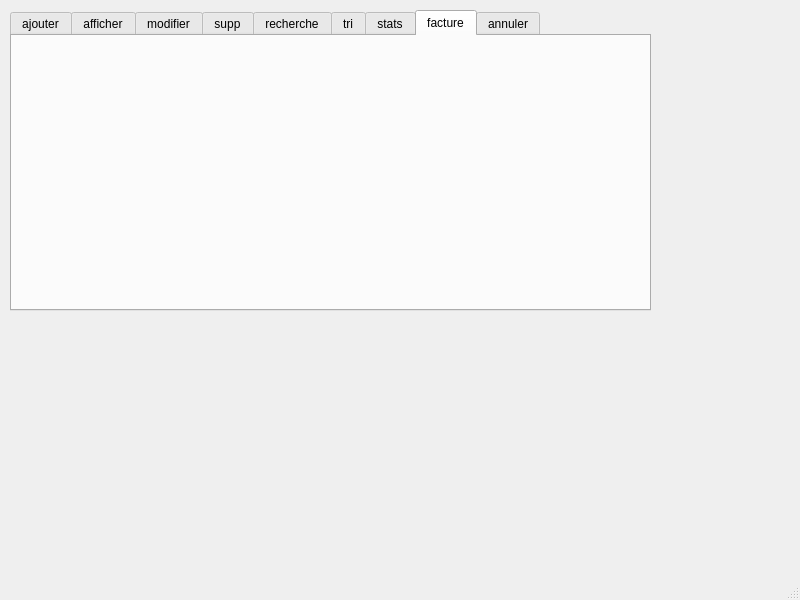
Old version of the form mainwindow.ui in the repository amirakhalfy/smart_tech_store_2A5.
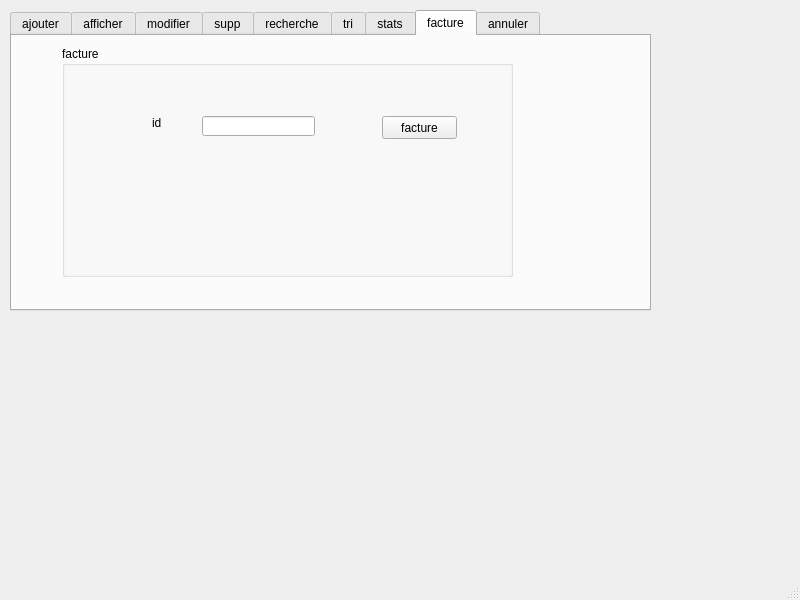
New version of the form. The open tabs and pages were chosen to show the change.

Diff of the .ui file:
```diff
--- a/mainwindow.ui
+++ b/mainwindow.ui
@@ -656,6 +656,55 @@
      <attribute name="title">
       <string>facture</string>
      </attribute>
+     <widget class="QGroupBox" name="groupBox_6">
+      <property name="geometry">
+       <rect>
+        <x>50</x>
+        <y>10</y>
+        <width>451</width>
+        <height>231</height>
+       </rect>
+      </property>
+      <property name="title">
+       <string>facture</string>
+      </property>
+      <widget class="QPushButton" name="pushButton_7">
+       <property name="geometry">
+        <rect>
+         <x>320</x>
+         <y>70</y>
+         <width>75</width>
+         <height>23</height>
+        </rect>
+       </property>
+       <property name="text">
+        <string>facture</string>
+       </property>
+      </widget>
+      <widget class="QLineEdit" name="id_fact">
+       <property name="geometry">
+        <rect>
+         <x>140</x>
+         <y>70</y>
+         <width>113</width>
+         <height>20</height>
+        </rect>
+       </property>
+      </widget>
+      <widget class="QLabel" name="label_2">
+       <property name="geometry">
+        <rect>
+         <x>90</x>
+         <y>70</y>
+         <width>47</width>
+         <height>14</height>
+        </rect>
+       </property>
+       <property name="text">
+        <string>id</string>
+       </property>
+      </widget>
+     </widget>
     </widget>
     <widget class="QWidget" name="tab_8">
      <attribute name="title">
```
Left out of the diff: 26 changed lines with no effect on the pictures.
